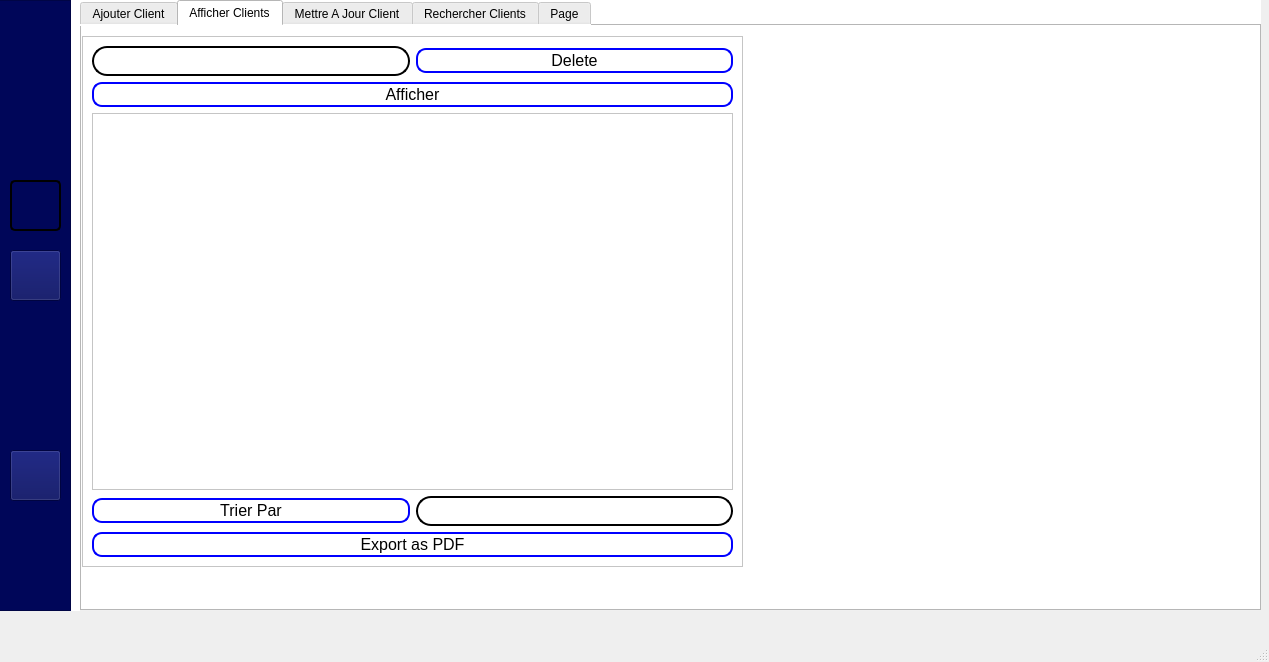
First picture: the form in mainwindow.ui, repository Projet-CPP-2A6/Nautica, before the edit.
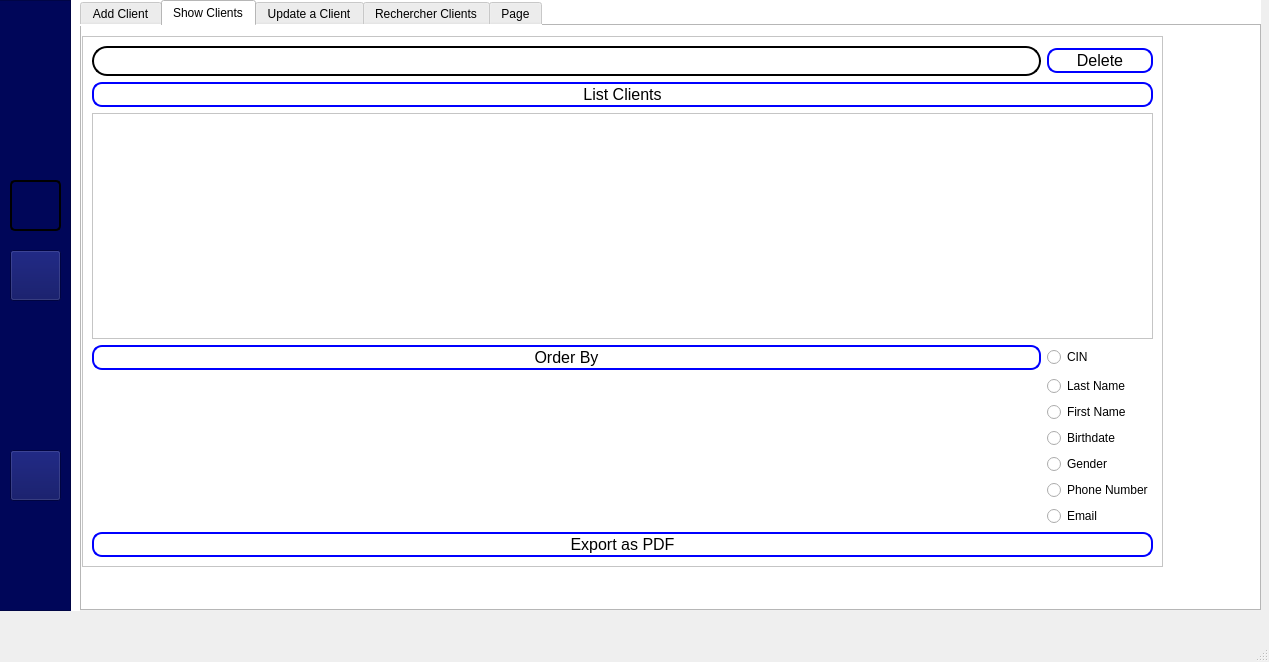
Second picture: the form after the edit. The open tabs and pages were chosen to show the change. Icons and pictures are not drawn.

Commit message: changed text to english, fixed missing search button and pushButton_3 stylesheet

```diff
--- a/mainwindow.ui
+++ b/mainwindow.ui
@@ -2024,9 +2024,9 @@
       <property name="currentIndex">
        <number>0</number>
       </property>
-      <widget class="QWidget" name="tab">
+      <widget class="QWidget" name="tab_9">
        <attribute name="title">
-        <string>Ajouter Client</string>
+        <string>Add Client</string>
        </attribute>
        <widget class="QFrame" name="M3_frame">
         <property name="geometry">
@@ -2249,14 +2249,14 @@
       </widget>
       <widget class="QWidget" name="tab_5">
        <attribute name="title">
-        <string>Afficher Clients</string>
+        <string>Show Clients</string>
        </attribute>
        <widget class="QFrame" name="frame_11">
         <property name="geometry">
          <rect>
           <x>0</x>
           <y>10</y>
-          <width>661</width>
+          <width>1081</width>
           <height>531</height>
          </rect>
         </property>
@@ -2267,8 +2267,26 @@
          <enum>QFrame::Raised</enum>
         </property>
         <layout class="QGridLayout" name="gridLayout_2">
-         <item row="2" column="0" colspan="2">
-          <widget class="QTableView" name="AllClientsModel"/>
+         <item row="8" column="1">
+          <widget class="QRadioButton" name="PHONEradioButton">
+           <property name="text">
+            <string>Phone Number</string>
+           </property>
+          </widget>
+         </item>
+         <item row="7" column="1">
+          <widget class="QRadioButton" name="GENDERradioButton">
+           <property name="text">
+            <string>Gender</string>
+           </property>
+          </widget>
+         </item>
+         <item row="5" column="1">
+          <widget class="QRadioButton" name="PRENOMradioButton">
+           <property name="text">
+            <string>First Name</string>
+           </property>
+          </widget>
          </item>
          <item row="0" column="1">
           <widget class="QPushButton" name="DeleteClientBtn">
@@ -2286,24 +2304,8 @@
            </property>
           </widget>
          </item>
-         <item row="3" column="1">
-          <widget class="QLineEdit" name="crietereTri">
-           <property name="styleSheet">
-            <string notr="true">QLineEdit {
-    border: 2px solid black; 
-    border-radius: 15px;
-    padding: 5px;
-    background-color: rgba(255, 255, 255);
-    color: black;
-}
-
-QLineEdit:focus {
-    border-color: black; 
-    background-color: rgba(248, 248, 248, 1); 
-}
-</string>
-           </property>
-          </widget>
+         <item row="2" column="0" colspan="2">
+          <widget class="QTableView" name="AllClientsModel"/>
          </item>
          <item row="0" column="0">
           <widget class="QLineEdit" name="CINtoDelete">
@@ -2327,22 +2329,6 @@
            </property>
           </widget>
          </item>
-         <item row="3" column="0">
-          <widget class="QPushButton" name="TrierParButton">
-           <property name="styleSheet">
-            <string notr="true">background-color: #ffffff; /* Fond blanc */
-    border: 2px solid blue; /* Bordure bleue */
-    border-radius: 10px; /* Coins arrondis */
-    padding: 1px 2px; /* Espacement intérieur */
-    color: black; /* Couleur du texte */
-    font-size: 16px; /* Taille de la police */
-    </string>
-           </property>
-           <property name="text">
-            <string>Trier Par</string>
-           </property>
-          </widget>
-         </item>
          <item row="1" column="0" colspan="2">
           <widget class="QPushButton" name="ShowAllClients">
            <property name="styleSheet">
@@ -2356,11 +2342,11 @@
    </string>
            </property>
            <property name="text">
-            <string>Afficher</string>
+            <string>List Clients</string>
            </property>
           </widget>
          </item>
-         <item row="4" column="0" colspan="2">
+         <item row="10" column="0" colspan="2">
           <widget class="QPushButton" name="CPDFExport">
            <property name="styleSheet">
             <string notr="true">background-color: #ffffff; /* Fond blanc */
@@ -2376,12 +2362,56 @@
            </property>
           </widget>
          </item>
+         <item row="3" column="1">
+          <widget class="QRadioButton" name="CINradioButton">
+           <property name="text">
+            <string>CIN</string>
+           </property>
+          </widget>
+         </item>
+         <item row="4" column="1">
+          <widget class="QRadioButton" name="NOMradioButton">
+           <property name="text">
+            <string>Last Name</string>
+           </property>
+          </widget>
+         </item>
+         <item row="6" column="1">
+          <widget class="QRadioButton" name="DATE_NAISSANCEradioButton">
+           <property name="text">
+            <string>Birthdate</string>
+           </property>
+          </widget>
+         </item>
+         <item row="3" column="0">
+          <widget class="QPushButton" name="TrierParButton">
+           <property name="styleSheet">
+            <string notr="true">background-color: #ffffff; /* Fond blanc */
+    border: 2px solid blue; /* Bordure bleue */
+    border-radius: 10px; /* Coins arrondis */
+    padding: 1px 2px; /* Espacement intérieur */
+    color: black; /* Couleur du texte */
+    font-size: 16px; /* Taille de la police */
+    </string>
+           </property>
+           <property name="text">
+            <string>Order By</string>
+           </property>
+          </widget>
+         </item>
+         <item row="9" column="1">
+          <widget class="QRadioButton" name="EMAILradioButton">
+           <property name="text">
+            <string>Email</string>
+           </property>
+          </widget>
+         </item>
         </layout>
        </widget>
       </widget>
       <widget class="QWidget" name="tab_6">
        <attribute name="title">
-        <string>Mettre A Jour Client</string>
+        <string>Update a Client</string>
        </attribute>
        <widget class="QFrame" name="frame_13">
         <property name="geometry">
```
Left out of the diff: 289 changed lines with no effect on the pictures. The commit also changes 5 other files.
